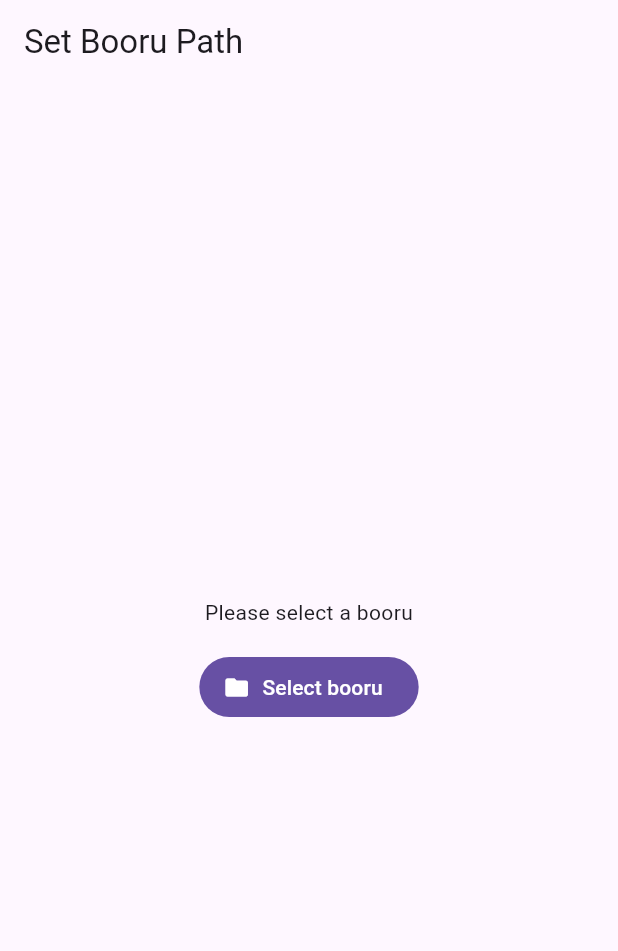
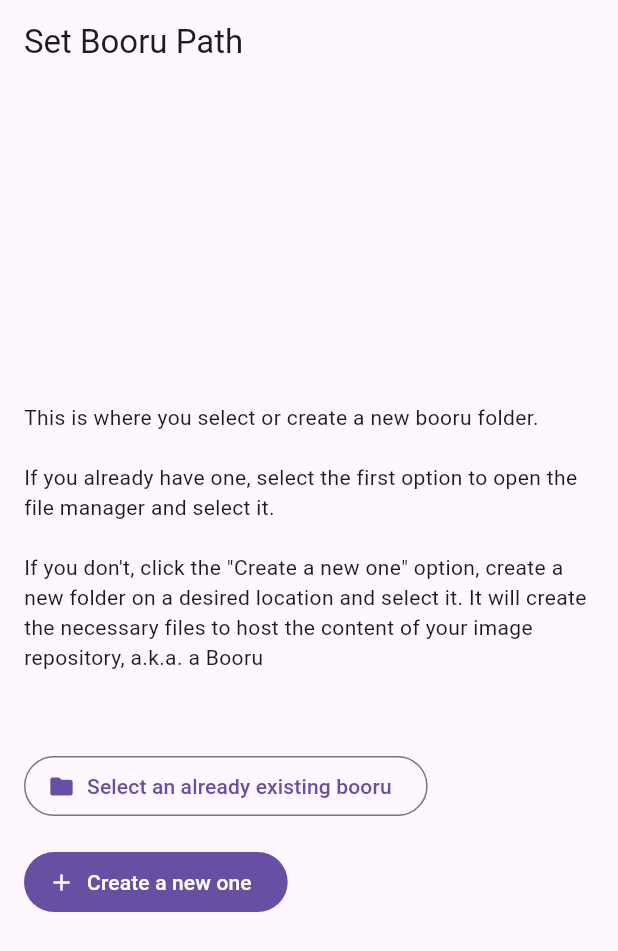
Before and after one commit to resucutie/localbooru, a Flutter app: the screen it shows after launch, on a phone screen of 412 x 824 dp. Shown: the top 951 px of the screen. Run offline on Flutter 3.47's test engine with Material 3 defaults, Android fonts, the phone set to English and light mode, and no system bars; our stand-ins replace dotted_border, file_picker, go_router, open_file, permission_handler, share_plus and 1 more; missing offline and left inert: bitsdojo_window, pasteboard, titlebar_buttons.

Commit message:
design tweaks

```diff
--- a/lib/api/index.dart
+++ b/lib/api/index.dart
@@ -26,7 +26,13 @@ Future<Booru> getCurrentBooru() async {
 void setBooru(String path) async {
     final prefs = await SharedPreferences.getInstance();
     prefs.setString("booruPath", path);
-    debugPrint(prefs.getString("booruPath"));
+}
+
+void createDefaultBooruModel(String folderPath) async {
+    File repoinfoFile = await File(p.join(folderPath, "repoinfo.json")).create(recursive: true);
+    repoinfoFile.writeAsString("{\"files\": []}");
+    await Directory(p.join(folderPath, "files")).create(recursive: true);
+    // setBooru(folderPath);
 }
 
 class BooruLoader extends StatelessWidget {
--- a/lib/views/set_booru.dart
+++ b/lib/views/set_booru.dart
@@ -4,19 +4,24 @@ import 'package:go_router/go_router.dart';
 import 'package:localbooru/api/index.dart';
 import 'package:localbooru/components/window_frame.dart';
 
-class SetBooruScreen extends StatefulWidget{
+const setupScreenText = """
+This is where you select or create a new booru folder.
+
+If you already have one, select the first option to open the file manager and select it.
+
+If you don't, click the "Create a new one" option, create a new folder on a desired location and select it. It will create the necessary files to host the content of your image repository, a.k.a. a Booru
+""";
+
+class SetBooruScreen extends StatelessWidget{
     const SetBooruScreen({super.key});
 
     @override
-    State<SetBooruScreen> createState() => _SetBooruScreenState();
-}
+    Widget build(BuildContext context) {
+        Orientation orientation = MediaQuery.of(context).orientation;
 
-class _SetBooruScreenState extends State<SetBooruScreen>{
-    @override
-    Widget build(BuildContext context) {
         return Scaffold (
             appBar: WindowFrameAppBar(
-                title: "Configuration",
+                title: "Setup",
                 appBar: AppBar(
                     title: const Text("Set Booru Path"),
                 )
@@ -24,13 +29,29 @@ class _SetBooruScreenState extends State<SetBooruScreen>{
             body: Center(
                 child: Padding(
                     padding: const EdgeInsets.all(16.0),
-                    child: Column(
+                    child: Flex(
+                        direction: orientation == Orientation.portrait ? Axis.vertical : Axis.horizontal,
                         mainAxisAlignment: MainAxisAlignment.center,
+                        crossAxisAlignment: orientation == Orientation.portrait ? CrossAxisAlignment.start : CrossAxisAlignment.center,
                         children: [
-                            const Text("Please select a booru", textAlign: TextAlign.center,),
-                            const SizedBox(height: 16),
-                            FilledButton.icon(
-                                label: const Text("Select booru"),
+                            Flexible(
+                                flex: 1,
+                                child: Text(setupScreenText, textAlign: orientation == Orientation.landscape ? TextAlign.center: null,)
+                            ),
+                            SizedBox(
+                                height: orientation == Orientation.portrait ? 32 : null,
+                                width: orientation == Orientation.landscape ? 64 : null
+                            ),
+                            Flexible(
+                                flex: 1,
+                                child: Wrap(
+                                    direction: Axis.vertical,
+                                    alignment: WrapAlignment.center,
+                                    crossAxisAlignment: orientation == Orientation.landscape ? WrapCrossAlignment.center : WrapCrossAlignment.start,
+                                    spacing: 16.0,
+                                    children: [
+                                        OutlinedButton.icon(
+                                            label: const Text("Select an already existing booru"),
                                             icon: const Icon(Icons.folder),
                                             onPressed: () async {
                                                 String? output = await FilePicker.platform.getDirectoryPath();
@@ -38,6 +59,19 @@ class _SetBooruScreenState extends State<SetBooruScreen>{
                                                 setBooru(output);
                                                 if (context.mounted) context.go("/home");
                                             },
+                                        ),
+                                        FilledButton.icon(
+                                            label: const Text("Create a new one"),
+                                            icon: const Icon(Icons.add),
+                                            onPressed: () async {
+                                                String? output = await FilePicker.platform.getDirectoryPath();
+                                                if(output == null) return;
+                                                createDefaultBooruModel(output);
+                                                // if (context.mounted) context.go("/home");
+                                            },
+                                        )
+                                    ],
+                                ),
                             )
                         ],
                     ),
--- a/pubspec.yaml
+++ b/pubspec.yaml
@@ -48,6 +48,7 @@ dependencies:
   dotted_border: ^2.1.0
   http: ^1.2.0
   titlebar_buttons: ^1.0.0
+  path_provider: ^2.1.2
 
 dev_dependencies:
   flutter_test:
```
Also changed, not shown: lib/views/navigation/index.dart (+8 -0 lines), lib/views/permissions.dart (+1 -10 lines), lib/views/settings/overallSettings.dart (+7 -1 lines), pubspec.lock. Lines whose indentation alone changed are shown as unchanged.
